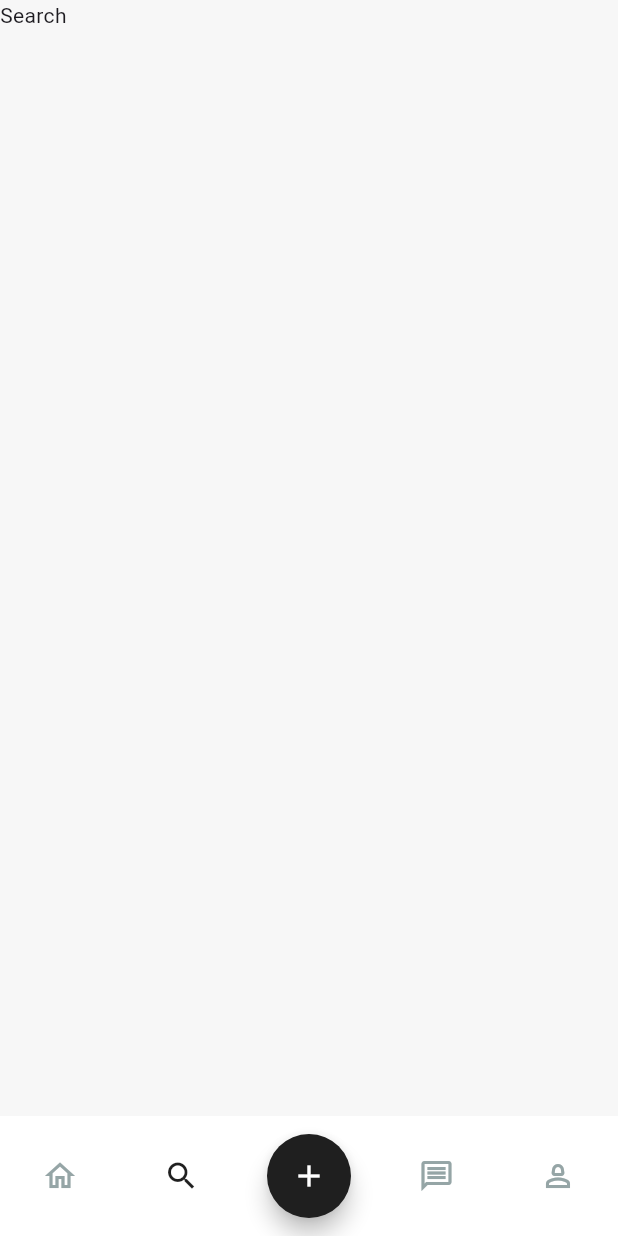
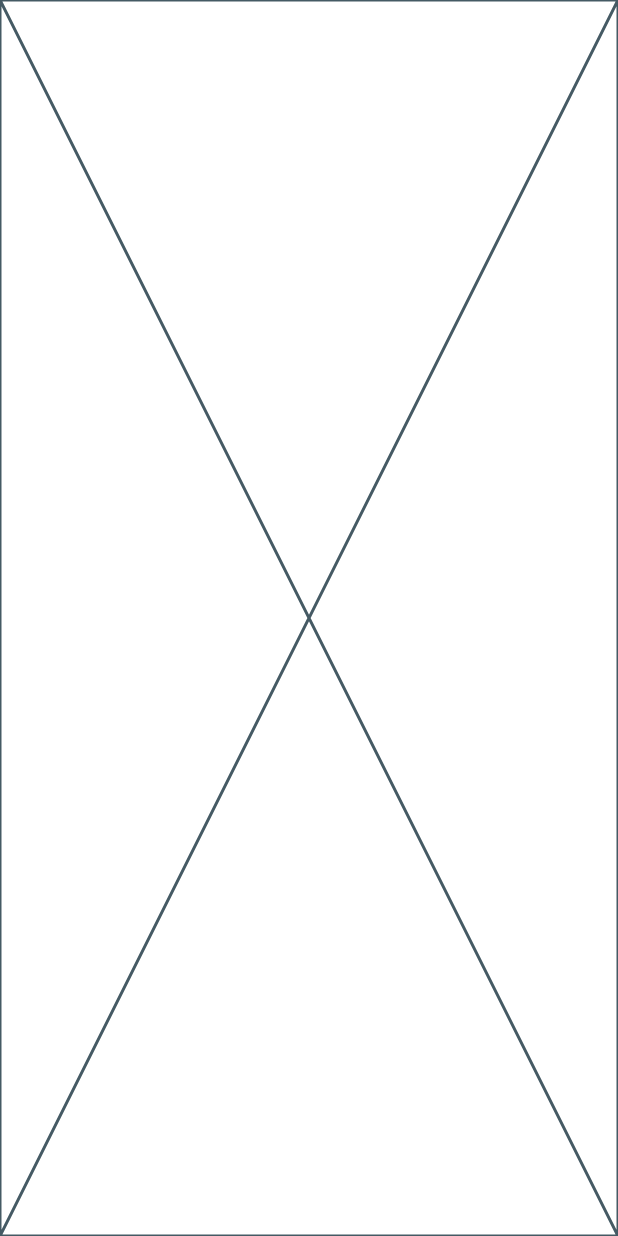
Before and after one commit to sidahmedfrioui19/eartisan, a Flutter app: the screen it shows after launch, item 2 of the bottom bar chosen, after a tap on the "add" icon, on a phone screen of 412 x 824 dp. Run offline on Flutter 3.47's test engine with Material 3 defaults, Android fonts, the phone set to English and light mode, and no system bars; our stand-ins replace fluentui_system_icons.

Commit message:
add top bars

```diff
--- a/lib/pages/home.dart
+++ b/lib/pages/home.dart
@@ -2,6 +2,8 @@ import 'package:flutter/material.dart';
 import 'package:profinder/utils/theme_data.dart';
 import 'package:profinder/widgets/home_page_selector.dart';
 import 'package:profinder/widgets/top_bar.dart';
+
+import '../widgets/burger_menu.dart';
 
 class HomePage extends StatefulWidget {
   const HomePage({super.key});
@@ -15,6 +17,7 @@ class _HomePageState extends State<HomePage> {
   Widget build(BuildContext context) {
     return Scaffold(
       backgroundColor: AppTheme.backgroundColor,
+      drawer: BurgerMenu(),
       appBar: TopBar(
         title: "Explorer",
       ),
--- /dev/null
+++ b/lib/pages/overlays/new_action.dart
@@ -0,0 +1,15 @@
+import 'package:flutter/material.dart';
+
+class NewAction extends StatefulWidget {
+  const NewAction({super.key});
+
+  @override
+  State<NewAction> createState() => _NewActionState();
+}
+
+class _NewActionState extends State<NewAction> {
+  @override
+  Widget build(BuildContext context) {
+    return const Placeholder();
+  }
+}
--- a/lib/pages/search.dart
+++ b/lib/pages/search.dart
@@ -1,4 +1,6 @@
 import 'package:flutter/material.dart';
+import '../utils/theme_data.dart';
+import '../widgets/search_bar.dart';
 
 class SearchPage extends StatefulWidget {
   const SearchPage({super.key});
@@ -10,6 +12,7 @@ class SearchPage extends StatefulWidget {
 class _SearchPageState extends State<SearchPage> {
   @override
   Widget build(BuildContext context) {
-    return const Text("Search");
+    return Scaffold(
+        backgroundColor: AppTheme.backgroundColor, appBar: SearchAppBar());
   }
 }
--- a/lib/widgets/action_button.dart
+++ b/lib/widgets/action_button.dart
@@ -1,4 +1,5 @@
 import 'package:flutter/material.dart';
+import 'package:profinder/pages/overlays/new_action.dart';
 import 'package:profinder/utils/theme_data.dart';
 
 class ActionButton extends StatelessWidget {
@@ -7,7 +8,12 @@ class ActionButton extends StatelessWidget {
   @override
   Widget build(BuildContext context) {
     return FloatingActionButton(
-      onPressed: () => {},
+      onPressed: () => {
+        Navigator.push(
+          context,
+          MaterialPageRoute(builder: (context) => NewAction()),
+        )
+      },
       child: Icon(Icons.add),
       shape: CircleBorder(),
       backgroundColor: appThemeData.primaryColor,
--- a/lib/widgets/main_navigation_bar.dart
+++ b/lib/widgets/main_navigation_bar.dart
@@ -1,3 +1,4 @@
+import 'package:fluentui_system_icons/fluentui_system_icons.dart';
 import 'package:flutter/material.dart';
 import 'package:profinder/pages/home.dart';
 import 'package:profinder/pages/messages.dart';
@@ -25,7 +26,6 @@ class _MainNavBarState extends State<MainNavBar> {
   @override
   Widget build(BuildContext context) {
     return Scaffold(
-        drawer: BurgerMenu(),
         body: _pages[_selectedIndex],
         bottomNavigationBar: BottomAppBar(
           color: Colors.white,
@@ -35,28 +35,34 @@ class _MainNavBarState extends State<MainNavBar> {
               IconButton(
                 onPressed: () => _onItemTapped(0),
                 icon: _selectedIndex == 0
-                    ? Icon(Icons.home_filled, color: AppTheme.primaryColor)
-                    : Icon(Icons.home_outlined, color: AppTheme.secondaryColor),
+                    ? Icon(FluentIcons.home_12_filled,
+                        color: AppTheme.primaryColor)
+                    : Icon(FluentIcons.home_12_regular,
+                        color: AppTheme.secondaryColor),
               ),
               IconButton(
                 onPressed: () => _onItemTapped(1),
                 icon: _selectedIndex == 1
-                    ? Icon(Icons.search, color: AppTheme.primaryColor)
-                    : Icon(Icons.search, color: AppTheme.secondaryColor),
+                    ? Icon(FluentIcons.search_12_filled,
+                        color: AppTheme.primaryColor)
+                    : Icon(FluentIcons.search_12_regular,
+                        color: AppTheme.secondaryColor),
               ),
               ActionButton(),
               IconButton(
                 onPressed: () => _onItemTapped(2),
                 icon: _selectedIndex == 2
-                    ? Icon(Icons.message, color: AppTheme.primaryColor)
-                    : Icon(Icons.message_outlined,
+                    ? Icon(FluentIcons.chat_12_filled,
+                        color: AppTheme.primaryColor)
+                    : Icon(FluentIcons.chat_12_regular,
                         color: AppTheme.secondaryColor),
               ),
               IconButton(
                 onPressed: () => _onItemTapped(3),
                 icon: _selectedIndex == 3
-                    ? Icon(Icons.person_2, color: AppTheme.primaryColor)
-                    : Icon(Icons.person_2_outlined,
+                    ? Icon(FluentIcons.person_12_filled,
+                        color: AppTheme.primaryColor)
+                    : Icon(FluentIcons.person_12_regular,
                         color: AppTheme.secondaryColor),
               ),
             ],
--- /dev/null
+++ b/lib/widgets/search_bar.dart
@@ -0,0 +1,38 @@
+import 'package:fluentui_system_icons/fluentui_system_icons.dart';
+import 'package:flutter/material.dart';
+import 'package:profinder/utils/theme_data.dart';
+
+class SearchAppBar extends StatefulWidget implements PreferredSizeWidget {
+  const SearchAppBar({Key? key}) : super(key: key);
+
+  @override
+  _SearchAppBarState createState() => _SearchAppBarState();
+
+  @override
+  Size get preferredSize => Size.fromHeight(kToolbarHeight);
+}
+
+class _SearchAppBarState extends State<SearchAppBar> {
+  @override
+  Widget build(BuildContext context) {
+    return AppBar(
+      title: TextField(
+        decoration: InputDecoration(
+          icon: Icon(
+            FluentIcons.search_12_filled,
+            color: AppTheme.secondaryColor,
+          ),
+          hintText: 'Rechercher',
+          border: InputBorder.none,
+        ),
+        style: TextStyle(color: Colors.white),
+      ),
+      actions: [
+        IconButton(
+          icon: Icon(Icons.close),
+          onPressed: () {},
+        ),
+      ],
+    );
+  }
+}
--- a/lib/widgets/top_bar.dart
+++ b/lib/widgets/top_bar.dart
@@ -1,15 +1,14 @@
+import 'package:fluentui_system_icons/fluentui_system_icons.dart';
 import 'package:flutter/material.dart';
 import 'package:profinder/utils/theme_data.dart';
 
 class TopBar extends StatelessWidget implements PreferredSizeWidget {
   final String title;
-  final VoidCallback? onMenuPressed;
   final VoidCallback? onNotificationsPressed;
 
   const TopBar({
     Key? key,
     required this.title,
-    this.onMenuPressed,
     this.onNotificationsPressed,
   }) : super(key: key);
 
@@ -18,11 +17,12 @@ class TopBar extends StatelessWidget implements PreferredSizeWidget {
     return Padding(
       padding: EdgeInsets.only(top: 8),
       child: AppBar(
+        backgroundColor: Colors.white,
         centerTitle: true,
         leading: Builder(
           builder: (BuildContext context) {
             return IconButton(
-              icon: Icon(Icons.menu),
+              icon: Icon(FluentIcons.line_horizontal_3_20_filled),
               onPressed: () {
                 Scaffold.of(context).openDrawer(); // Open navigation drawer
               },
@@ -36,7 +36,7 @@ class TopBar extends StatelessWidget implements PreferredSizeWidget {
         actions: <Widget>[
           IconButton(
             icon: Icon(
-              Icons.notifications_outlined,
+              FluentIcons.alert_12_regular,
               color: appThemeData.primaryColor,
             ),
             onPressed: onNotificationsPressed,
--- a/pubspec.yaml
+++ b/pubspec.yaml
@@ -36,6 +36,7 @@ dependencies:
   # Use with the CupertinoIcons class for iOS style icons.
   cupertino_icons: ^1.0.2
   awesome_bottom_bar: any
+  fluentui_system_icons: ^1.1.231
 
 dev_dependencies:
   flutter_test:
```
Also changed, not shown: lib/pages/messages.dart (+10 -1 lines), lib/pages/user.dart (+10 -1 lines), pubspec.lock.
